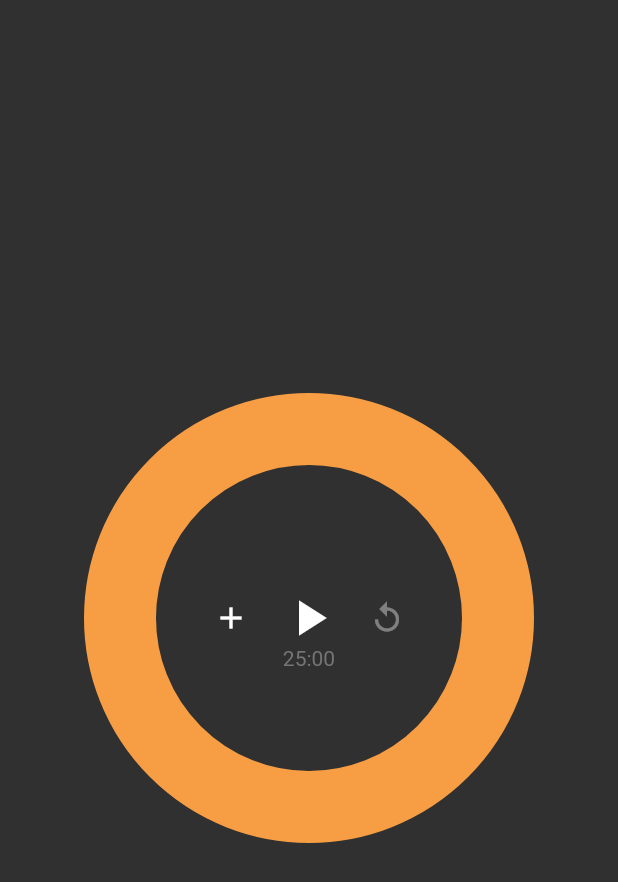
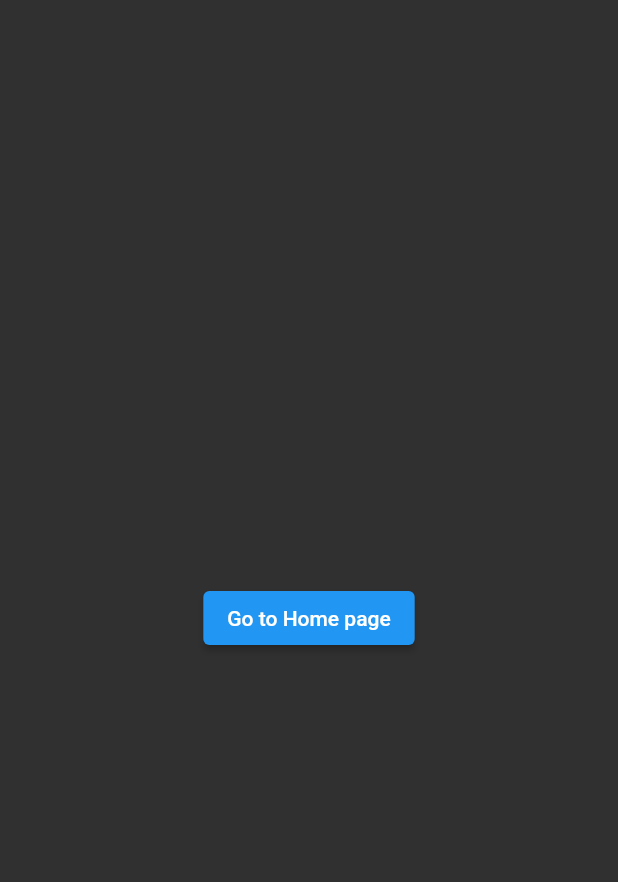
Before and after one commit to bridget462/duty, a Flutter app: the screen it shows after launch, on a phone screen of 412 x 824 dp. Shown: the top 882 px of the screen. Run offline on Flutter 3.47's test engine with Material 2 defaults, Android fonts, the phone set to English and light mode, and no system bars; our stand-ins replace audioplayers; missing offline and left inert: screen.

Commit message:
setting page added

```diff
--- a/lib/main.dart
+++ b/lib/main.dart
@@ -20,7 +20,27 @@ class MyApp extends StatelessWidget {
           ),
           accentColor: Colors.red,
         ),
-        home: Home());
+        home: SettingPage());
+  }
+}
+
+class SettingPage extends StatelessWidget {
+  @override
+  Widget build(BuildContext context) {
+    return Scaffold(
+      body: Center(
+        child: ElevatedButton(
+          child: Text('Go to Home page'),
+          onPressed: () {
+            // TODO move to Home page
+            Navigator.push(
+              context,
+              MaterialPageRoute(builder: (context) => Home()),
+            );
+          },
+        ),
+      ),
+    );
   }
 }
 
```
Also changed, not shown: lib/countdown_timer.dart (+12 -0 lines).
